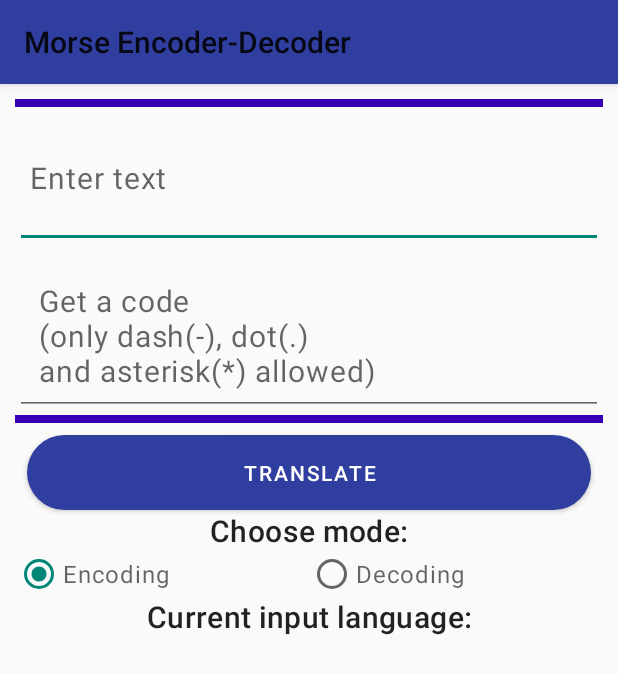
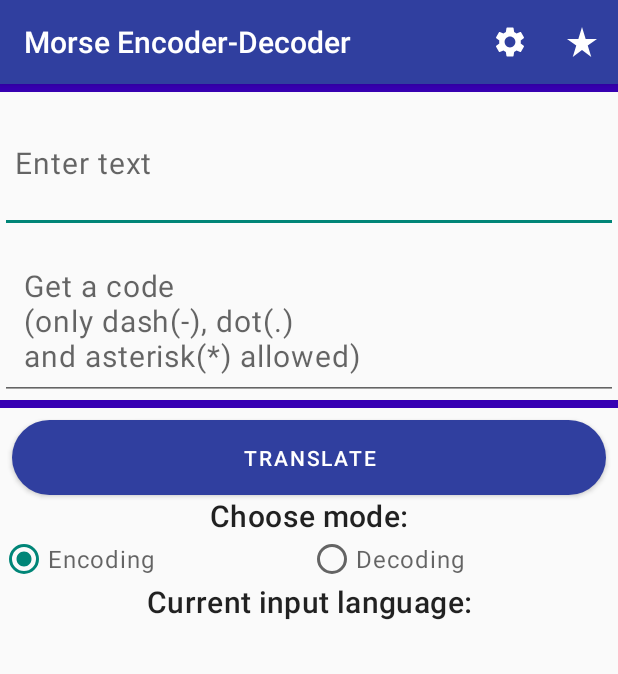
Before and after one commit to SergLam/MorseEncoderDecoder, an Android app: the screen it shows after launch (MainActivity), on a phone screen of 412 x 824 dp. Shown: the top 674 px of the screen. Run offline under Robolectric (Android 15) with nearby library versions, the phone set to English and light mode, and no system bars; our stand-ins replace Dagger/Hilt's generated code; 2 statements that could not run were skipped.

Commit message:
WIP - Layout Refactoring to Activity-based app

```diff
--- a/app/src/main/kotlin/com/samurai/morseencoder/activities/main/MainActivity.kt
+++ b/app/src/main/kotlin/com/samurai/morseencoder/activities/main/MainActivity.kt
@@ -3,6 +3,8 @@
 import android.content.Context
 import android.content.Intent
 import android.os.Bundle
+import android.view.Menu
+import android.view.MenuItem
 import android.widget.EditText
 import android.widget.ImageView
 import android.widget.RadioGroup
@@ -42,6 +44,30 @@
         setTranslateButtonClickListener()
         setLanguagePickerAction(this)
         setFlagImage(this)
+    }
+
+    override fun onCreateOptionsMenu(menu: Menu?): Boolean {
+        menuInflater.inflate(R.menu.main_menu, menu)
+        return super.onCreateOptionsMenu(menu)
+    }
+
+    override fun onOptionsItemSelected(item: MenuItem) = when (item.itemId) {
+        R.id.action_settings -> {
+            // User chooses the "Settings" item. Show the app settings UI.
+            true
+        }
+
+        R.id.action_favorite -> {
+            // User chooses the "Favorite" action. Mark the current item as a
+            // favorite.
+            true
+        }
+
+        else -> {
+            // The user's action isn't recognized.
+            // Invoke the superclass to handle it.
+            super.onOptionsItemSelected(item)
+        }
     }
 
     private fun initSubviews() {
--- /dev/null
+++ b/app/src/main/res/drawable/baseline_settings_24.xml
@@ -0,0 +1,5 @@
+<vector android:height="24dp" android:tint="#FFFFFF"
+    android:viewportHeight="24" android:viewportWidth="24"
+    android:width="24dp" xmlns:android="http://schemas.android.com/apk/res/android">
+    <path android:fillColor="@android:color/white" android:pathData="M19.14,12.94c0.04,-0.3 0.06,-0.61 0.06,-0.94c0,-0.32 -0.02,-0.64 -0.07,-0.94l2.03,-1.58c0.18,-0.14 0.23,-0.41 0.12,-0.61l-1.92,-3.32c-0.12,-0.22 -0.37,-0.29 -0.59,-0.22l-2.39,0.96c-0.5,-0.38 -1.03,-0.7 -1.62,-0.94L14.4,2.81c-0.04,-0.24 -0.24,-0.41 -0.48,-0.41h-3.84c-0.24,0 -0.43,0.17 -0.47,0.41L9.25,5.35C8.66,5.59 8.12,5.92 7.63,6.29L5.24,5.33c-0.22,-0.08 -0.47,0 -0.59,0.22L2.74,8.87C2.62,9.08 2.66,9.34 2.86,9.48l2.03,1.58C4.84,11.36 4.8,11.69 4.8,12s0.02,0.64 0.07,0.94l-2.03,1.58c-0.18,0.14 -0.23,0.41 -0.12,0.61l1.92,3.32c0.12,0.22 0.37,0.29 0.59,0.22l2.39,-0.96c0.5,0.38 1.03,0.7 1.62,0.94l0.36,2.54c0.05,0.24 0.24,0.41 0.48,0.41h3.84c0.24,0 0.44,-0.17 0.47,-0.41l0.36,-2.54c0.59,-0.24 1.13,-0.56 1.62,-0.94l2.39,0.96c0.22,0.08 0.47,0 0.59,-0.22l1.92,-3.32c0.12,-0.22 0.07,-0.47 -0.12,-0.61L19.14,12.94zM12,15.6c-1.98,0 -3.6,-1.62 -3.6,-3.6s1.62,-3.6 3.6,-3.6s3.6,1.62 3.6,3.6S13.98,15.6 12,15.6z"/>
+</vector>
--- /dev/null
+++ b/app/src/main/res/drawable/baseline_star_rate_24.xml
@@ -0,0 +1,5 @@
+<vector android:height="24dp" android:tint="#FFFFFF"
+    android:viewportHeight="24" android:viewportWidth="24"
+    android:width="24dp" xmlns:android="http://schemas.android.com/apk/res/android">
+    <path android:fillColor="@android:color/white" android:pathData="M14.43,10l-2.43,-8l-2.43,8l-7.57,0l6.18,4.41l-2.35,7.59l6.17,-4.69l6.18,4.69l-2.35,-7.59l6.17,-4.41z"/>
+</vector>
--- a/app/src/main/res/layout/activity_main.xml
+++ b/app/src/main/res/layout/activity_main.xml
@@ -1,164 +1,156 @@
 <?xml version="1.0" encoding="utf-8"?>
-<LinearLayout
+<androidx.constraintlayout.widget.ConstraintLayout
     xmlns:android="http://schemas.android.com/apk/res/android"
+    xmlns:tools="http://schemas.android.com/tools"
     xmlns:app="http://schemas.android.com/apk/res-auto"
-    xmlns:tools="http://schemas.android.com/tools"
+    android:id="@+id/main_frame"
     android:layout_width="match_parent"
-    android:layout_height="match_parent"
-    android:orientation="vertical">
+    android:layout_height="match_parent">
 
     <androidx.appcompat.widget.Toolbar
-        android:id="@+id/main_toolbar"
-        android:layout_width="match_parent"
-        android:layout_height="?attr/actionBarSize"
         android:background="?attr/colorPrimary"
         android:elevation="4dp"
-        android:theme="@style/ThemeOverlay.AppCompat.ActionBar"
-        app:popupTheme="@style/ThemeOverlay.AppCompat.Light"/>
-
-    <androidx.constraintlayout.widget.ConstraintLayout
-
-        android:id="@+id/main_frame"
+        android:id="@+id/main_toolbar"
+        android:layout_height="?attr/actionBarSize"
         android:layout_width="match_parent"
-        android:layout_height="wrap_content"
-        android:layout_gravity="center"
-        android:padding="10dp">
+        app:layout_constraintLeft_toLeftOf="parent"
+        app:layout_constraintRight_toRightOf="parent"
+        app:layout_constraintTop_toTopOf="parent"
+        app:popupTheme="@style/ThemeOverlay.AppCompat.Light"
+        app:theme="@style/ToolBarStyle" />
 
     <View
+        style="@style/EditTextSeparatorStyle"
         android:id="@+id/view1"
-            style="@style/EditTextSeparatorStyle"
+        android:layout_height="5dp"
         android:layout_width="fill_parent"
-            android:layout_height="5dp"
-            app:layout_constraintTop_toTopOf="parent"
         app:layout_constraintLeft_toLeftOf="parent"
-            app:layout_constraintRight_toRightOf="parent" />
+        app:layout_constraintRight_toRightOf="parent"
+        app:layout_constraintTop_toBottomOf="@+id/main_toolbar" />
 
     <EditText
+        style="@style/BodyTextStyle"
+        android:hint="@string/hint_text"
         android:id="@+id/eng_text"
-            style="@style/BodyTextStyle"
+        android:inputType="textCapSentences|textAutoCorrect|textMultiLine"
+        android:layout_height="wrap_content"
         android:layout_width="match_parent"
-            android:layout_height="wrap_content"
-            app:layout_constraintTop_toBottomOf="@+id/view1"
+        android:maxLines="3"
+        android:minLines="3"
+        android:padding="10dp"
         app:layout_constraintLeft_toLeftOf="parent"
         app:layout_constraintRight_toRightOf="parent"
-            android:padding="10dp"
-            android:hint="@string/hint_text"
-            android:minLines="3"
-            android:inputType="textCapSentences|textAutoCorrect|textMultiLine"
-            android:maxLines="3"/>
+        app:layout_constraintTop_toBottomOf="@+id/view1" />
 
     <View
         android:id="@+id/view"
+        android:layout_height="5dp"
         android:layout_width="fill_parent"
-            android:layout_height="5dp"
-            app:layout_constraintTop_toBottomOf="@+id/eng_text"
         app:layout_constraintLeft_toLeftOf="parent"
-            app:layout_constraintRight_toRightOf="parent" />
+        app:layout_constraintRight_toRightOf="parent"
+        app:layout_constraintTop_toBottomOf="@+id/eng_text" />
 
     <EditText
+        style="@style/BodyTextStyle"
+        android:digits="*-. "
+        android:hint="@string/hint_code"
         android:id="@+id/morse_text"
-            style="@style/BodyTextStyle"
+        android:inputType="textMultiLine"
+        android:layout_height="wrap_content"
         android:layout_width="match_parent"
-            android:layout_height="wrap_content"
-            app:layout_constraintTop_toBottomOf="@+id/view"
+        android:maxLines="3"
+        android:minLines="3"
+        android:padding="@dimen/root_element_margin"
         app:layout_constraintLeft_toLeftOf="parent"
         app:layout_constraintRight_toRightOf="parent"
-            android:padding="@dimen/root_element_margin"
-            android:hint="@string/hint_code"
-            android:minLines="3"
-            android:inputType="textMultiLine"
-            android:maxLines="3"
-            android:digits="*-. "
-            />
+        app:layout_constraintTop_toBottomOf="@+id/view" />
 
     <View
+        style="@style/EditTextSeparatorStyle"
         android:id="@+id/view2"
-            style="@style/EditTextSeparatorStyle"
+        android:layout_height="5dp"
         android:layout_width="fill_parent"
-            android:layout_height="5dp"
-            app:layout_constraintTop_toBottomOf="@+id/morse_text"
         app:layout_constraintLeft_toLeftOf="parent"
-            app:layout_constraintRight_toRightOf="parent" />
+        app:layout_constraintRight_toRightOf="parent"
+        app:layout_constraintTop_toBottomOf="@+id/morse_text" />
 
     <com.google.android.material.button.MaterialButton
+        style="@style/ActionButtonStyle"
         android:id="@+id/translate_button"
-            style="@style/ActionButtonStyle"
-            android:layout_width="match_parent"
         android:layout_height="@dimen/translation_main_button_height"
         android:layout_margin="@dimen/activity_horizontal_margin"
-            app:layout_constraintTop_toBottomOf="@+id/view2"
+        android:layout_width="match_parent"
+        android:text="@string/btn_trns"
         app:layout_constraintLeft_toLeftOf="parent"
         app:layout_constraintRight_toRightOf="parent"
-            android:text="@string/btn_trns" />
+        app:layout_constraintTop_toBottomOf="@+id/view2" />
 
     <TextView
+        style="@style/SystemInputTextStyle"
         android:id="@+id/textView2"
-            style="@style/SystemInputTextStyle"
+        android:layout_height="wrap_content"
         android:layout_width="wrap_content"
-            android:layout_height="wrap_content"
         android:text="@string/l_mode"
-            app:layout_constraintTop_toBottomOf="@+id/translate_button"
         app:layout_constraintLeft_toLeftOf="parent"
-            app:layout_constraintRight_toRightOf="parent" />
+        app:layout_constraintRight_toRightOf="parent"
+        app:layout_constraintTop_toBottomOf="@+id/translate_button" />
 
     <RadioGroup
+        style="@style/CaptionTextStyle"
         android:id="@+id/radio_mode"
-            style="@style/CaptionTextStyle"
+        android:layout_height="30dp"
         android:layout_width="match_parent"
-            android:layout_height="30dp"
         android:orientation="horizontal"
-            app:layout_constraintTop_toBottomOf="@+id/textView2"
         app:layout_constraintLeft_toLeftOf="parent"
-            app:layout_constraintRight_toRightOf="parent">
+        app:layout_constraintRight_toRightOf="parent"
+        app:layout_constraintTop_toBottomOf="@+id/textView2">
 
         <RadioButton
+            style="@style/CaptionTextStyle"
+            android:checked="true"
             android:id="@+id/radio_encode"
-                android:tag="encode"
-                style="@style/CaptionTextStyle"
-                android:layout_width="wrap_content"
             android:layout_height="wrap_content"
             android:layout_weight="0.5"
-                android:text="@string/r_btn_encode"
-                android:checked="true" />
+            android:layout_width="wrap_content"
+            android:tag="encode"
+            android:text="@string/r_btn_encode" />
 
         <RadioButton
+            style="@style/CaptionTextStyle"
             android:id="@+id/radio_decode"
-                android:tag="decode"
-                style="@style/CaptionTextStyle"
-                android:layout_width="wrap_content"
             android:layout_height="wrap_content"
             android:layout_weight="0.5"
+            android:layout_width="wrap_content"
+            android:tag="decode"
             android:text="@string/r_btn_decode" />
     </RadioGroup>
 
     <TextView
+        style="@style/SystemInputTextStyle"
         android:id="@+id/cur_lang"
-            style="@style/SystemInputTextStyle"
+        android:layout_height="wrap_content"
         android:layout_width="wrap_content"
-            android:layout_height="wrap_content"
-            app:layout_constraintTop_toBottomOf="@+id/radio_mode"
+        android:text="@string/cur_lang"
         app:layout_constraintLeft_toLeftOf="parent"
         app:layout_constraintRight_toRightOf="parent"
-            android:text="@string/cur_lang" />
+        app:layout_constraintTop_toBottomOf="@+id/radio_mode" />
 
     <ImageView
         android:id="@+id/flag_image"
+        android:layout_height="200dp"
         android:layout_width="match_parent"
-            android:layout_height="200dp"
-            app:layout_constraintTop_toBottomOf="@+id/cur_lang"
         app:layout_constraintLeft_toLeftOf="parent"
-            app:layout_constraintRight_toRightOf="parent" />
+        app:layout_constraintRight_toRightOf="parent"
+        app:layout_constraintTop_toBottomOf="@+id/cur_lang" />
 
     <androidx.recyclerview.widget.RecyclerView
         android:id="@+id/translation_rules_list"
-            android:layout_width="match_parent"
         android:layout_height="wrap_content"
         android:layout_margin="@dimen/default_vertical_margin"
-            app:layout_constraintTop_toBottomOf="@+id/flag_image"
+        android:layout_width="match_parent"
         app:layout_constraintLeft_toLeftOf="parent"
         app:layout_constraintRight_toRightOf="parent"
+        app:layout_constraintTop_toBottomOf="@+id/flag_image"
         tools:listitem="@layout/translation_rules_list_item" />
 
 </androidx.constraintlayout.widget.ConstraintLayout>
-
-</LinearLayout>
--- /dev/null
+++ b/app/src/main/res/menu/main_menu.xml
@@ -0,0 +1,18 @@
+<?xml version="1.0" encoding="utf-8"?>
+<menu xmlns:android="http://schemas.android.com/apk/res/android"
+    xmlns:app="http://schemas.android.com/apk/res-auto">
+
+    <!-- Settings, must always be in the overflow. -->
+    <item android:id="@+id/action_settings"
+        android:icon="@drawable/baseline_settings_24"
+        android:title="@string/tab_settings"
+        app:showAsAction="ifRoom"/>
+
+    <!-- "Mark Favorite", must appear as action button if possible. -->
+    <item
+        android:id="@+id/action_favorite"
+        android:icon="@drawable/baseline_star_rate_24"
+        android:title="@string/rate_app"
+        app:showAsAction="ifRoom"/>
+
+</menu>
--- a/app/src/main/res/values/strings.xml
+++ b/app/src/main/res/values/strings.xml
@@ -10,6 +10,7 @@
 
     <string name="ok">OK</string>
     <string name="cancel">Cancel</string>
+    <string name="rate_app">Rate the app</string>
 
     <string name="tab_main">Main</string>
     <string name="hint_text">Enter text</string>
--- a/app/src/main/res/values/styles.xml
+++ b/app/src/main/res/values/styles.xml
@@ -10,6 +10,12 @@
         <item name="android:windowActionBar">false</item>
         <item name="android:windowFullscreen">true</item>
         <item name="android:windowContentOverlay">@null</item>
+    </style>
+
+    <style name="ToolBarStyle" parent="AppTheme">
+        <item name="android:textColorPrimary">@android:color/white</item>
+        <item name="android:textColorSecondary">@android:color/white</item>
+        <item name="actionMenuTextColor">@android:color/white</item>
     </style>
 
     <style name="TitleTextStyle" parent="@style/TextAppearance.MaterialComponents.Headline5">
```
Also changed, not shown: 2 other files. Lines whose indentation alone changed are shown as unchanged.
